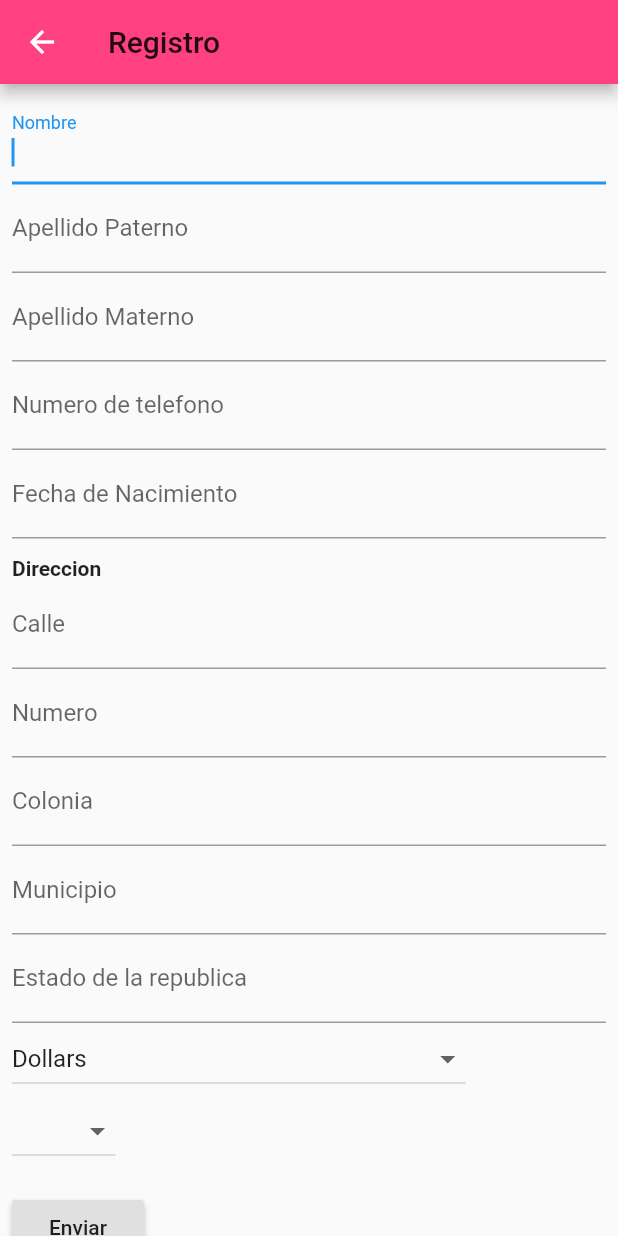
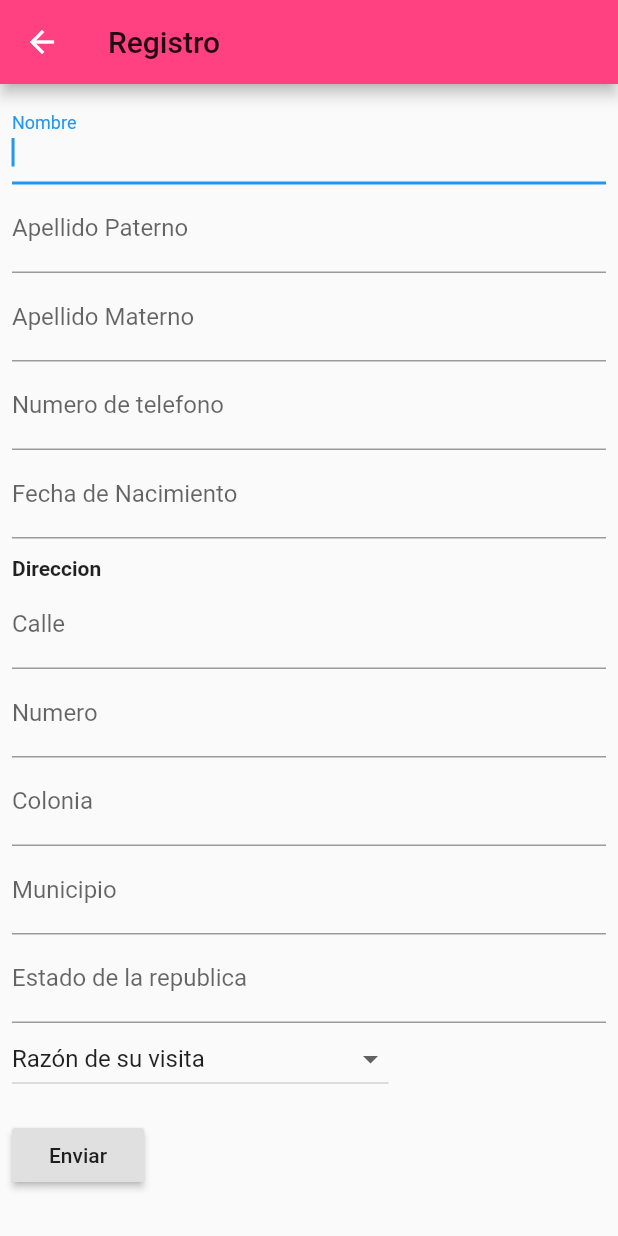
Before and after one commit to Oliver-13c/dm, a Flutter app: the AddPerson screen opened by its route, on a phone screen of 412 x 824 dp. Run offline on Flutter 3.47's test engine with Material 2 defaults, Android fonts, the phone set to English and light mode, and no system bars; our stand-ins replace cloud_firestore, datetime_picker_formfield; accounts and stored records are empty.

Commit message:
final version dropdown button

```diff
--- a/lib/AddPersonForm.dart
+++ b/lib/AddPersonForm.dart
@@ -208,9 +208,7 @@ class _AddPersonFormState extends State<AddPersonForm> {
 
 
                 ),
-                TestButton(),
                 DropDownMenu(),
-
 
 
 
--- a/lib/DropDownButton.dart
+++ b/lib/DropDownButton.dart
@@ -12,75 +12,104 @@ class DropDownMenu extends StatefulWidget {
 }
 
 class _DropDownMenuState extends State<DropDownMenu> {
-  List<String> _RozonVisita = ['Apoyo', 'tro'];
-
-  var _currentItemSelected = "Razón de su visitaS";
 
 
 
+  var _currentItemSelected = 'Razón de su visita';
+  var R1 = 'Apoyo personas discapacitadas';
+  var R2 = 'Apoyo tercera endad';
+  var R3 = 'Asesoria Legal';
+  var R4 = 'Asistencia Social';
+  var R5 = 'Despensas';
+  var R6 = 'Terapia psicológica';
+  var R7 = 'Violencia Familiar';
+  var R8 = 'Otro';
 
   @override
   Widget build(BuildContext context) {
 
 
+    DropdownButton _hintDown() => DropdownButton<String>(
+      items: [
+        DropdownMenuItem<String>(
+          value: R1,
+          child: Text(
+            R1,
+          ),
+        ),
+        DropdownMenuItem<String>(
+          value: R2,
+          child: Text(
+            R2,
+          ),
+        ),
 
-    return DropdownButton<String>(
-      items: _RozonVisita.map((String dropDownStringItem){
-        return DropdownMenuItem<String>(
-          value: dropDownStringItem,
-            child: Text(dropDownStringItem),
-        );
-      }) .toList(),
-      onChanged: (String newValueSelected){
+        DropdownMenuItem<String>(
+          value: R3,
+          child: Text(
+            R3,
+          ),
+        ),
+        DropdownMenuItem<String>(
+          value: R4,
+          child: Text(
+            R4,
+          ),
+        ),
+
+        DropdownMenuItem<String>(
+          value: R5,
+          child: Text(
+            R5,
+          ),
+        ),
+        DropdownMenuItem<String>(
+          value: R6,
+          child: Text(
+            R6,
+          ),
+        ),
+
+        DropdownMenuItem<String>(
+          value: R7,
+          child: Text(
+            R7,
+          ),
+        ),
+        DropdownMenuItem<String>(
+          value: R8,
+          child: Text(
+            R8,
+          ),
+        ),
+      ],
+      onChanged: (value) {
+        _currentItemSelected = value;
+
         setState(() {
-          this._currentItemSelected = newValueSelected;
         });
-      },
-
-      value: _currentItemSelected,
-
-        );
 
 
-  }
-}
+        print("value: $value");
+        print(_currentItemSelected);
+      },
+      hint: Text(
+        _currentItemSelected,
+        style: TextStyle(
+          color: Colors.black87,
+        ),
+      ),
+    );
 
 
-class TestButton extends StatefulWidget {
-  @override
-  _TestButtonState createState() => _TestButtonState();
-}
+    return Container(
+      child: Column(
+        children: <Widget>[
+          _hintDown()
+        ],
+      ),
 
-class _TestButtonState extends State<TestButton> {
-  List _RozonVisita = ['Apoyo personas discapacitadas', 'Apoyo tercera endad',
-    'Asesoria Legal', 'Asistencia Social', 'Despensas', 'Terapia psicológica',
-    'Violencia Familiar', 'tro'];
-
-  List<String>  _currencies = ['ApoyoPersonasU+00A0Discapacitadas', 'Dollars', 'Pounds', 'Others'];
-  var _currentItemSelected = 'Dollars';
-  @override
-  Widget build(BuildContext context) {
-    return  DropdownButton<String>(
-
-      items: _currencies.map((String dropDownStringItem) {
-        return DropdownMenuItem<String>(
-          value: dropDownStringItem,
-          child: Text(dropDownStringItem),
-        );
-      }).toList(),
-
-      onChanged: (String newValueSelected) {
-        // Your code to execute, when a menu item is selected from drop down
-        _onDropDownItemSelected(newValueSelected);
-      },
-
-      value: _currentItemSelected,
 
     );
   }
-  void _onDropDownItemSelected(String newValueSelected) {
-    setState(() {
-      this._currentItemSelected = newValueSelected;
-    });
-  }
 }
--- a/lib/different_fab_in_tabbar_task-6.dart
+++ b/lib/different_fab_in_tabbar_task-6.dart
@@ -1,5 +1,6 @@
 import 'dart:ui';
 import 'package:flutter/material.dart';
+import 'package:dm/DropDownButton.dart';
 
 import 'DropDownButton.dart';
 
@@ -109,6 +110,7 @@ class primeratab extends StatelessWidget{
             Container(
 
 
+
             )
           ],
         )
@@ -123,9 +125,11 @@ class segundatab extends StatelessWidget{
 
     // TODO: implement build
     return Container(
+
         child: Padding(
           padding: const EdgeInsets.all(19.0),
           child: Text('primer caso'),
+
         )
     );
   }
```
